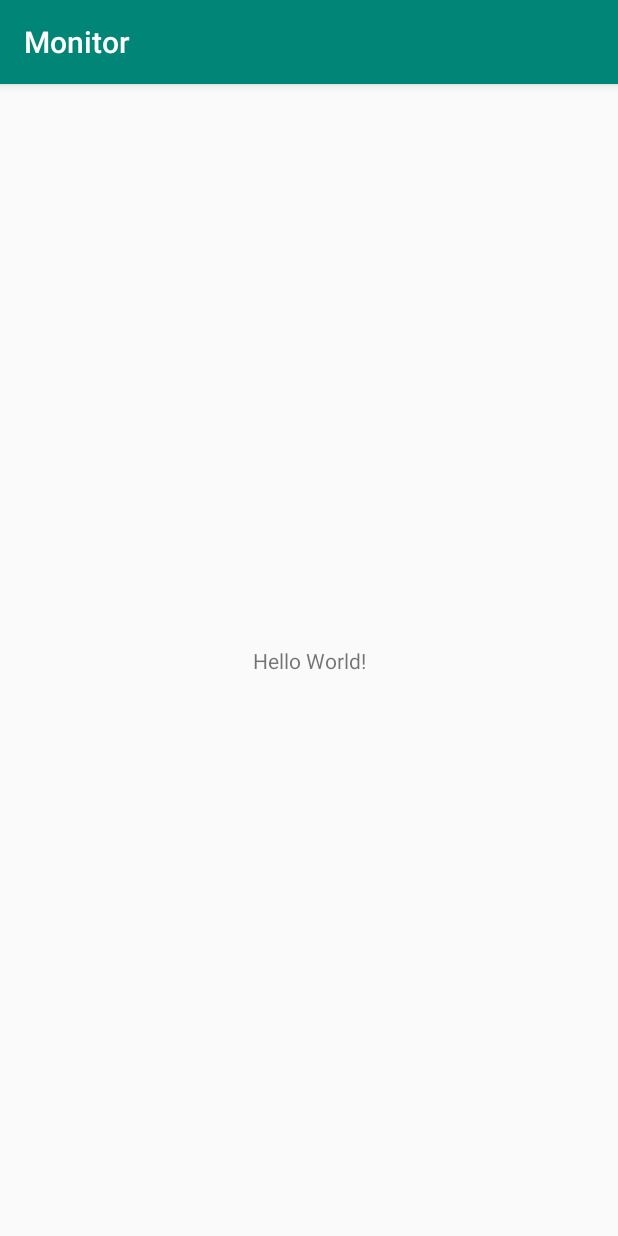
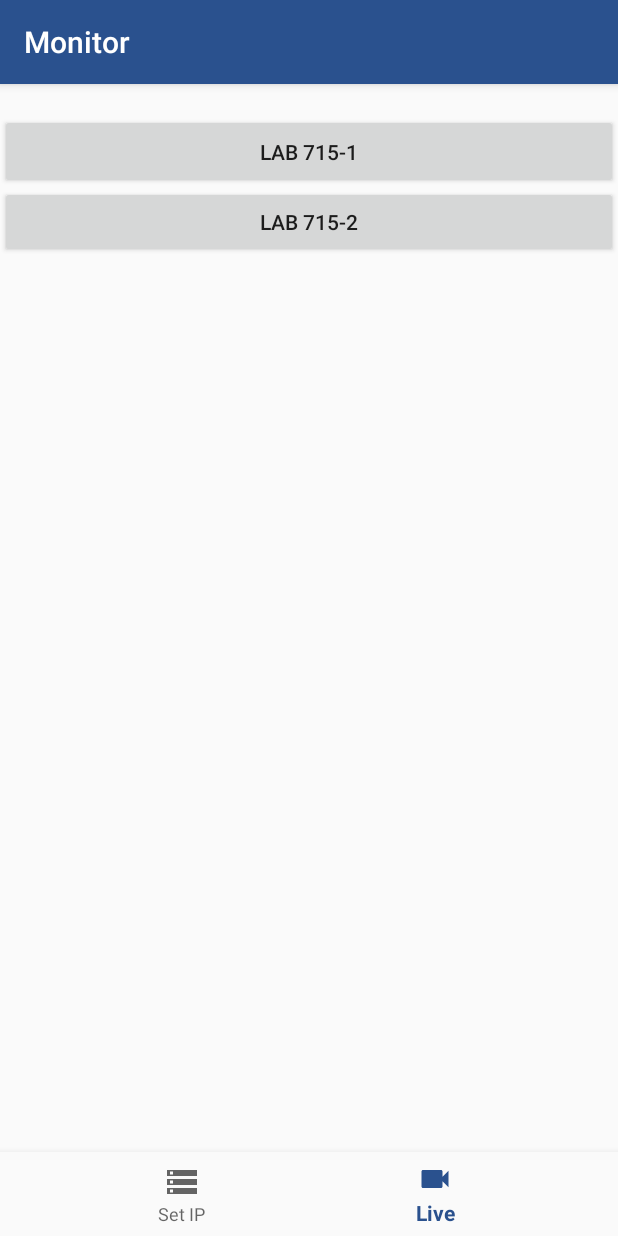
Before and after one commit to Dharmik2806/Survelliance-System, an Android app: the screen it shows after launch (MainActivity), on a phone screen of 412 x 824 dp. Run offline under Robolectric (Android 15) with nearby library versions, the phone set to English and light mode, and no system bars.

Commit message:
Basic App with Button

```diff
--- a/app/build.gradle
+++ b/app/build.gradle
@@ -22,6 +22,8 @@ android {
 dependencies {
     implementation fileTree(dir: 'libs', include: ['*.jar'])
     implementation 'androidx.appcompat:appcompat:1.0.2'
+    implementation 'com.android.support:appcompat-v7:29.0.2'
+    implementation 'com.android.support:design:29.0.2'
     implementation 'androidx.constraintlayout:constraintlayout:1.1.3'
     testImplementation 'junit:junit:4.12'
     androidTestImplementation 'androidx.test.ext:junit:1.1.0'
--- a/app/src/main/java/com/example/monitor/MainActivity.java
+++ b/app/src/main/java/com/example/monitor/MainActivity.java
@@ -1,8 +1,13 @@
 package com.example.monitor;
 
+import androidx.annotation.NonNull;
 import androidx.appcompat.app.AppCompatActivity;
+import androidx.fragment.app.Fragment;
 
 import android.os.Bundle;
+import android.view.MenuItem;
+
+import com.google.android.material.bottomnavigation.BottomNavigationView;
 
 public class MainActivity extends AppCompatActivity {
 
@@ -10,5 +15,40 @@ public class MainActivity extends AppCompatActivity {
     protected void onCreate(Bundle savedInstanceState) {
         super.onCreate(savedInstanceState);
         setContentView(R.layout.activity_main);
+
+        BottomNavigationView bottomNav = findViewById(R.id.bottom_navigation);
+        bottomNav.setOnNavigationItemSelectedListener(navListner);
+        getSupportFragmentManager().beginTransaction().replace(R.id.fragment_container,
+                new VideoFragment()).commit();
+        bottomNav.getMenu().findItem(R.id.nav_video).setChecked(true);
+    }
+
+    private BottomNavigationView.OnNavigationItemSelectedListener navListner =
+           new BottomNavigationView.OnNavigationItemSelectedListener() {
+               @Override
+               public boolean onNavigationItemSelected(@NonNull MenuItem menuItem) {
+                   Fragment selectedItem = null;
+
+                   switch(menuItem.getItemId()){
+                       case R.id.nav_video:
+                           selectedItem = new VideoFragment();
+                           break;
+                       case R.id.nav_set:
+                           selectedItem = new SetIPFragment();
+                           break;
+                   }
+                   getSupportFragmentManager().beginTransaction().replace(R.id.fragment_container,
+                           selectedItem).commit();
+                   return true;
+               }
+           };
+    @Override
+    protected void onRestart() {
+        super.onRestart();
+    }
+
+    @Override
+    protected void onPause() {
+        super.onPause();
     }
 }
--- /dev/null
+++ b/app/src/main/java/com/example/monitor/VideoFragment.java
@@ -0,0 +1,18 @@
+package com.example.monitor;
+
+import android.os.Bundle;
+import android.view.LayoutInflater;
+import android.view.View;
+import android.view.ViewGroup;
+
+import androidx.annotation.NonNull;
+import androidx.annotation.Nullable;
+import androidx.fragment.app.Fragment;
+
+public class VideoFragment extends Fragment {
+    @Nullable
+    @Override
+    public View onCreateView(@NonNull LayoutInflater inflater, @Nullable ViewGroup container, @Nullable Bundle savedInstanceState) {
+        return inflater.inflate(R.layout.video_fragment,container,false);
+    }
+}
--- /dev/null
+++ b/app/src/main/res/drawable/ic_storage_black_24dp.xml
@@ -0,0 +1,9 @@
+<vector xmlns:android="http://schemas.android.com/apk/res/android"
+        android:width="24dp"
+        android:height="24dp"
+        android:viewportWidth="24.0"
+        android:viewportHeight="24.0">
+    <path
+        android:fillColor="#FF000000"
+        android:pathData="M2,20h20v-4L2,16v4zM4,17h2v2L4,19v-2zM2,4v4h20L22,4L2,4zM6,7L4,7L4,5h2v2zM2,14h20v-4L2,10v4zM4,11h2v2L4,13v-2z"/>
+</vector>
--- /dev/null
+++ b/app/src/main/res/drawable/ic_videocam_black_24dp.xml
@@ -0,0 +1,9 @@
+<vector xmlns:android="http://schemas.android.com/apk/res/android"
+        android:width="24dp"
+        android:height="24dp"
+        android:viewportWidth="24.0"
+        android:viewportHeight="24.0">
+    <path
+        android:fillColor="#FF000000"
+        android:pathData="M17,10.5V7c0,-0.55 -0.45,-1 -1,-1H4c-0.55,0 -1,0.45 -1,1v10c0,0.55 0.45,1 1,1h12c0.55,0 1,-0.45 1,-1v-3.5l4,4v-11l-4,4z"/>
+</vector>
--- a/app/src/main/res/layout/activity_main.xml
+++ b/app/src/main/res/layout/activity_main.xml
@@ -1,18 +1,23 @@
 <?xml version="1.0" encoding="utf-8"?>
-<androidx.constraintlayout.widget.ConstraintLayout xmlns:android="http://schemas.android.com/apk/res/android"
+<RelativeLayout xmlns:android="http://schemas.android.com/apk/res/android"
     xmlns:app="http://schemas.android.com/apk/res-auto"
     xmlns:tools="http://schemas.android.com/tools"
     android:layout_width="match_parent"
     android:layout_height="match_parent"
     tools:context=".MainActivity">
 
-    <TextView
-        android:layout_width="wrap_content"
+    <FrameLayout
+        android:id="@+id/fragment_container"
+        android:layout_width="match_parent"
+        android:layout_height="match_parent"
+        android:layout_above="@id/bottom_navigation"/>
+    <com.google.android.material.bottomnavigation.BottomNavigationView
+        android:id="@+id/bottom_navigation"
+        android:layout_width="match_parent"
         android:layout_height="wrap_content"
-        android:text="Hello World!"
-        app:layout_constraintBottom_toBottomOf="parent"
-        app:layout_constraintLeft_toLeftOf="parent"
-        app:layout_constraintRight_toRightOf="parent"
-        app:layout_constraintTop_toTopOf="parent" />
+        android:layout_alignParentBottom="true"
+        app:menu="@menu/bottom_navigation"
+        android:background="?android:attr/windowBackground"/>
 
-</androidx.constraintlayout.widget.ConstraintLayout>
+
+</RelativeLayout>
--- /dev/null
+++ b/app/src/main/res/layout/video_fragment.xml
@@ -0,0 +1,19 @@
+<?xml version="1.0" encoding="utf-8"?>
+<RelativeLayout xmlns:android="http://schemas.android.com/apk/res/android"
+    android:layout_width="match_parent" android:layout_height="match_parent">
+
+    <Button
+        android:id="@+id/lab_1"
+        android:text="Lab 715-1"
+        android:height="50dp"
+        android:layout_marginTop="20dp"
+        android:layout_width="match_parent"
+        android:layout_height="wrap_content" />
+    <Button
+        android:id="@+id/lab_2"
+        android:text="Lab 715-2"
+        android:layout_marginTop="68dp"
+        android:layout_width="match_parent"
+        android:layout_height="wrap_content"/>
+
+</RelativeLayout>
--- /dev/null
+++ b/app/src/main/res/menu/bottom_navigation.xml
@@ -0,0 +1,13 @@
+<?xml version="1.0" encoding="utf-8"?>
+<menu xmlns:android="http://schemas.android.com/apk/res/android">
+
+    <item
+        android:id="@+id/nav_set"
+        android:icon="@drawable/ic_storage_black_24dp"
+        android:title="Set IP"/>
+    <item
+        android:id="@+id/nav_video"
+        android:icon="@drawable/ic_videocam_black_24dp"
+        android:title="Live"/>
+
+</menu>
--- a/app/src/main/res/values/colors.xml
+++ b/app/src/main/res/values/colors.xml
@@ -1,6 +1,7 @@
 <?xml version="1.0" encoding="utf-8"?>
 <resources>
-    <color name="colorPrimary">#008577</color>
-    <color name="colorPrimaryDark">#00574B</color>
+    <color name="colorPrimary">#2A518E</color>
+    <color name="colorPrimaryDark">#2A518E</color>
     <color name="colorAccent">#D81B60</color>
+    <color name="background">#E6E9F2</color>
 </resources>
```
Also changed, not shown: app/src/main/java/com/example/monitor/SetIPFragment.java (added, +18 -0 lines), app/src/main/res/layout/setip_fragment.xml (added, +19 -0 lines).
